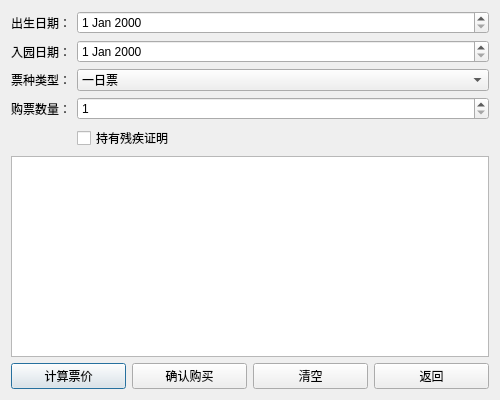
This is BuyTicketDialog.ui in tinfll/DisneyTicketSystem as Qt 5 draws it before an edit. The edited form follows.
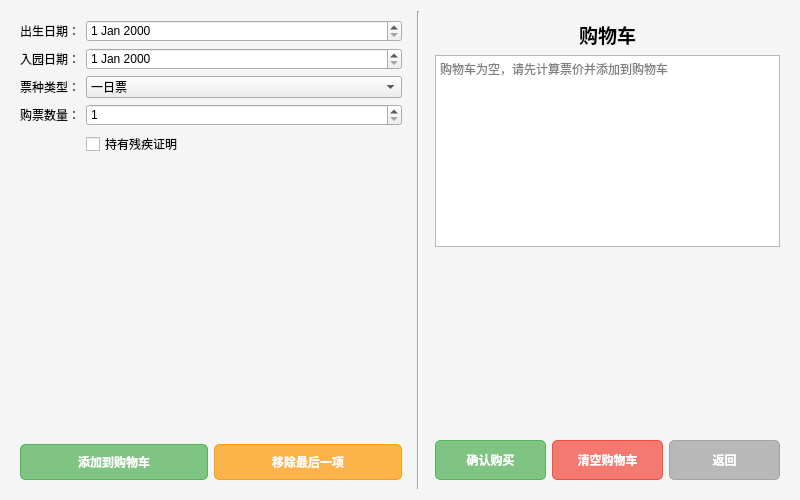
This is the edited form.

What changed in the file:
```diff
--- a/BuyTicketDialog.ui
+++ b/BuyTicketDialog.ui
@@ -6,13 +6,27 @@
    <rect>
     <x>0</x>
     <y>0</y>
-    <width>500</width>
-    <height>400</height>
+    <width>800</width>
+    <height>500</height>
    </rect>
   </property>
   <property name="windowTitle">
    <string>购买门票</string>
   </property>
+  <property name="styleSheet">
+   <string notr="true">QDialog {
+    background-color: #f5f5f5;
+}</string>
+  </property>
+  <layout class="QHBoxLayout" name="horizontalLayout_2">
+   <item>
+    <widget class="QWidget" name="formContainer" native="true">
+     <property name="minimumSize">
+      <size>
+       <width>400</width>
+       <height>0</height>
+      </size>
+     </property>
   <layout class="QVBoxLayout" name="verticalLayout">
    <item>
     <layout class="QFormLayout" name="formLayout">
@@ -84,19 +98,143 @@
     </layout>
    </item>
    <item>
-    <widget class="QTextEdit" name="resultText"/>
+       <spacer name="verticalSpacer">
+        <property name="orientation">
+         <enum>Qt::Vertical</enum>
+        </property>
+        <property name="sizeHint" stdset="0">
+         <size>
+          <width>20</width>
+          <height>20</height>
+         </size>
+        </property>
+       </spacer>
    </item>
    <item>
-    <layout class="QHBoxLayout" name="horizontalLayout">
+       <layout class="QHBoxLayout" name="cartButtonLayout">
      <item>
       <widget class="QPushButton" name="calculateButton">
+          <property name="styleSheet">
+           <string notr="true">QPushButton {
+    background-color: rgba(76, 175, 80, 0.7);
+    color: white;
+    font-weight: bold;
+    padding: 8px 15px;
+    border-radius: 5px;
+    border: 1px solid rgba(76, 175, 80, 0.9);
+}
+QPushButton:hover {
+    background-color: rgba(76, 175, 80, 0.9);
+}
+QPushButton:pressed {
+    background-color: rgba(56, 155, 60, 0.9);
+}</string>
+          </property>
        <property name="text">
-        <string>计算票价</string>
+           <string>添加到购物车</string>
        </property>
       </widget>
      </item>
+        <item>
+         <widget class="QPushButton" name="removeButton">
+          <property name="styleSheet">
+           <string notr="true">QPushButton {
+    background-color: rgba(255, 152, 0, 0.7);
+    color: white;
+    font-weight: bold;
+    padding: 8px 15px;
+    border-radius: 5px;
+    border: 1px solid rgba(255, 152, 0, 0.9);
+}
+QPushButton:hover {
+    background-color: rgba(255, 152, 0, 0.9);
+}
+QPushButton:pressed {
+    background-color: rgba(235, 132, 0, 0.9);
+}</string>
+          </property>
+          <property name="text">
+           <string>移除最后一项</string>
+          </property>
+         </widget>
+        </item>
+       </layout>
+      </item>
+     </layout>
+    </widget>
+   </item>
+   <item>
+    <widget class="QFrame" name="line">
+     <property name="frameShape">
+      <enum>QFrame::VLine</enum>
+     </property>
+     <property name="frameShadow">
+      <enum>QFrame::Sunken</enum>
+     </property>
+    </widget>
+   </item>
+   <item>
+    <widget class="QWidget" name="cartContainer" native="true">
+     <layout class="QVBoxLayout" name="verticalLayout_2">
+      <item>
+       <widget class="QLabel" name="cartLabel">
+        <property name="font">
+         <font>
+          <pointsize>14</pointsize>
+          <bold>true</bold>
+         </font>
+        </property>
+        <property name="text">
+         <string>购物车</string>
+        </property>
+        <property name="alignment">
+         <set>Qt::AlignCenter</set>
+        </property>
+       </widget>
+      </item>
+      <item>
+       <widget class="QTextEdit" name="cartText">
+        <property name="readOnly">
+         <bool>true</bool>
+        </property>
+        <property name="placeholderText">
+         <string>购物车为空，请先计算票价并添加到购物车</string>
+        </property>
+       </widget>
+      </item>
+      <item>
+       <spacer name="verticalSpacer_2">
+        <property name="orientation">
+         <enum>Qt::Vertical</enum>
+        </property>
+        <property name="sizeHint" stdset="0">
+         <size>
+          <width>20</width>
+          <height>20</height>
+         </size>
+        </property>
+       </spacer>
+      </item>
+      <item>
+       <layout class="QHBoxLayout" name="horizontalLayout">
      <item>
       <widget class="QPushButton" name="buyButton">
+          <property name="styleSheet">
+           <string notr="true">QPushButton {
+    background-color: rgba(76, 175, 80, 0.7);
+    color: white;
+    font-weight: bold;
+    padding: 10px 20px;
+    border-radius: 5px;
+    border: 1px solid rgba(76, 175, 80, 0.9);
+}
+QPushButton:hover {
+    background-color: rgba(76, 175, 80, 0.9);
+}
+QPushButton:pressed {
+    background-color: rgba(56, 155, 60, 0.9);
+}</string>
+          </property>
        <property name="text">
         <string>确认购买</string>
        </property>
@@ -104,19 +242,54 @@
      </item>
      <item>
       <widget class="QPushButton" name="clearButton">
+          <property name="styleSheet">
+           <string notr="true">QPushButton {
+    background-color: rgba(244, 67, 54, 0.7);
+    color: white;
+    font-weight: bold;
+    padding: 10px 20px;
+    border-radius: 5px;
+    border: 1px solid rgba(244, 67, 54, 0.9);
+}
+QPushButton:hover {
+    background-color: rgba(244, 67, 54, 0.9);
+}
+QPushButton:pressed {
+    background-color: rgba(224, 47, 34, 0.9);
+}</string>
+          </property>
        <property name="text">
-        <string>清空</string>
+           <string>清空购物车</string>
        </property>
       </widget>
      </item>
      <item>
       <widget class="QPushButton" name="backButton">
+          <property name="styleSheet">
+           <string notr="true">QPushButton {
+    background-color: rgba(158, 158, 158, 0.7);
+    color: white;
+    font-weight: bold;
+    padding: 10px 20px;
+    border-radius: 5px;
+    border: 1px solid rgba(158, 158, 158, 0.9);
+}
+QPushButton:hover {
+    background-color: rgba(158, 158, 158, 0.9);
+}
+QPushButton:pressed {
+    background-color: rgba(138, 138, 138, 0.9);
+}</string>
+          </property>
        <property name="text">
         <string>返回</string>
        </property>
       </widget>
      </item>
     </layout>
+      </item>
+     </layout>
+    </widget>
    </item>
   </layout>
  </widget>
```
Lines whose indentation alone changed are shown as unchanged.
